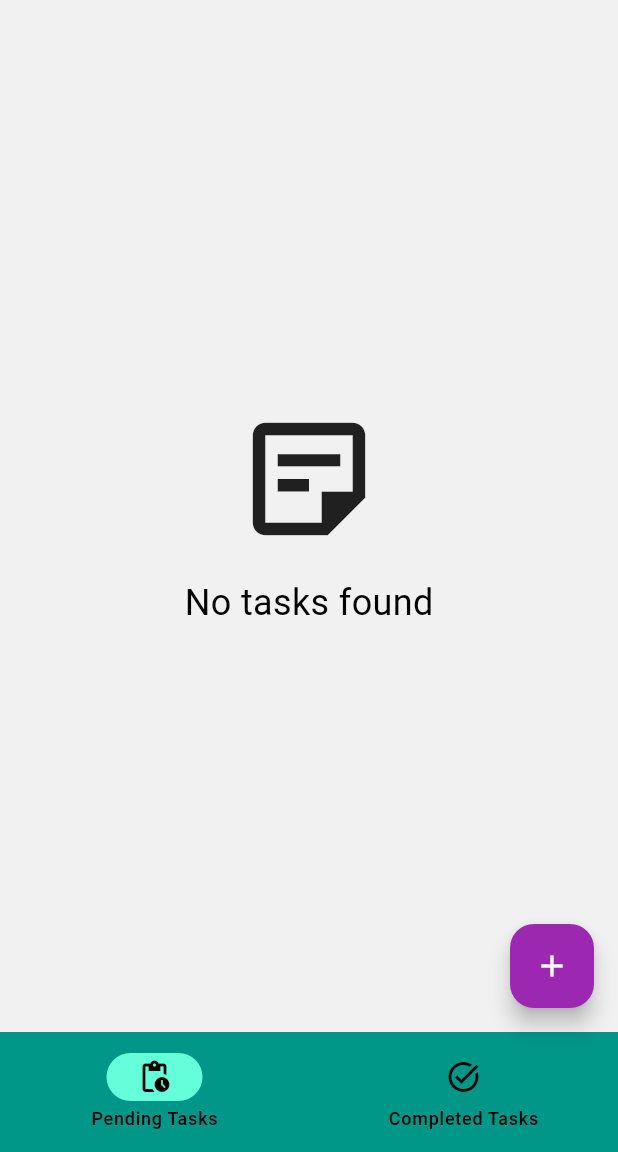
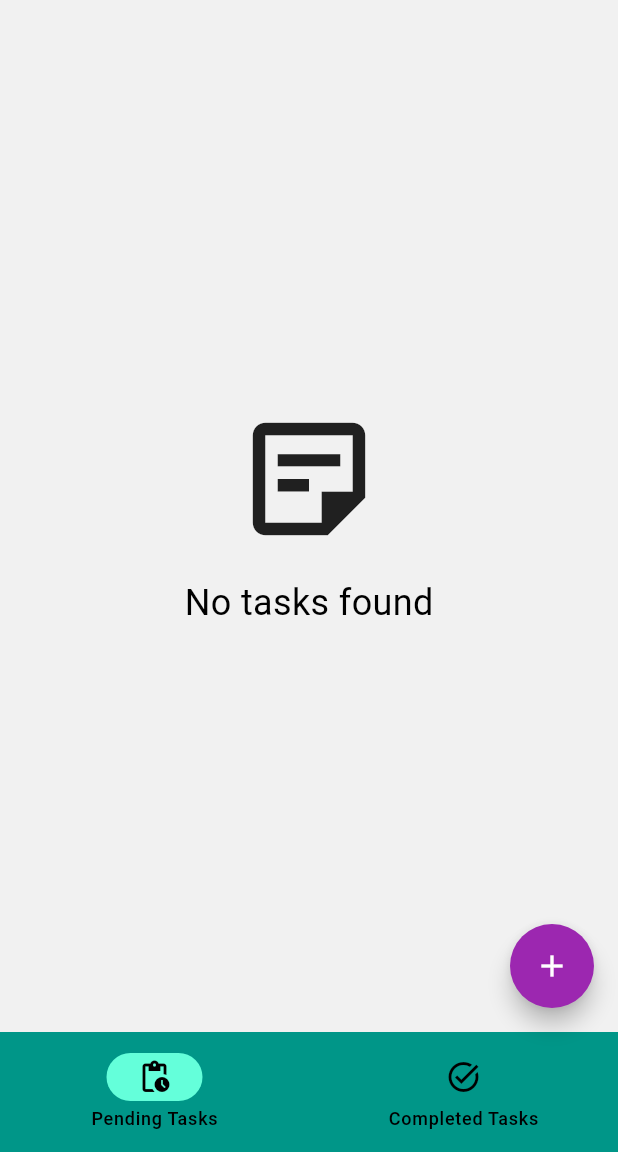
Before and after one commit to danielmontes9/flutter-todo-list-app, a Flutter app: the screen it shows after launch, on a phone screen of 412 x 824 dp, the part 84-1236 px from its top. Run offline on Flutter 3.47's test engine with Material 3 defaults, Android fonts, the phone set to English and light mode, and no system bars; drawn by our look-alikes of flutter_expandable_fab; our stand-ins replace equatable, flutter_bloc, logger, sqflite, sqflite_common_ffi_web; accounts and stored records are empty.

Commit message:
refactor: :recycle: new floating action button

```diff
--- a/lib/features/todo/screens/home.dart
+++ b/lib/features/todo/screens/home.dart
@@ -11,6 +11,7 @@ import 'package:flutter_todo_list_app/features/todo/widgets/home/custom_app_draw
 import 'package:flutter_todo_list_app/features/todo/widgets/home/custom_app_navigation.dart';
 import 'package:flutter_todo_list_app/features/todo/widgets/task_list.dart';
 import 'package:flutter_todo_list_app/features/todo/widgets/task_list_not_found.dart';
+import 'package:flutter_expandable_fab/flutter_expandable_fab.dart';
 import 'package:logger/web.dart';
 
 class HomePage extends StatefulWidget {
@@ -129,11 +130,39 @@ class HomePageState extends State<HomePage> {
           return Center(child: CircularProgressIndicator());
         },
       ),
-      floatingActionButton: FloatingActionButton(
-        backgroundColor: AppColors.secondary,
-        onPressed: _goToAddTaskScreen,
-        tooltip: 'Add Task',
-        child: const Icon(Icons.add),
+      floatingActionButtonLocation: ExpandableFab.location,
+      floatingActionButton: ExpandableFab(
+        pos: ExpandableFabPos.center,
+        type: ExpandableFabType.up,
+        overlayStyle: ExpandableFabOverlayStyle(blur: 1.5),
+        distance: 70,
+        margin: const EdgeInsets.only(bottom: -48),
+        openButtonBuilder: RotateFloatingActionButtonBuilder(
+          child: const Icon(Icons.add),
+          fabSize: ExpandableFabSize.regular,
+          backgroundColor: AppColors.secondary,
+          shape: const CircleBorder(),
+        ),
+        closeButtonBuilder: RotateFloatingActionButtonBuilder(
+          child: const Icon(Icons.close),
+          fabSize: ExpandableFabSize.regular,
+          backgroundColor: AppColors.secondary,
+          shape: const CircleBorder(),
+        ),
+        children: [
+          FloatingActionButton(
+            heroTag: null,
+            onPressed: _goToAddTaskScreen,
+            shape: const CircleBorder(),
+            child: const Icon(Icons.add_circle),
+          ),
+          FloatingActionButton(
+            heroTag: null,
+            onPressed: () {},
+            shape: const CircleBorder(),
+            child: const Icon(Icons.filter_alt),
+          ),
+        ],
       ),
       bottomNavigationBar: CustomAppNavigation(
         screenIndex: screenIndex,
```
